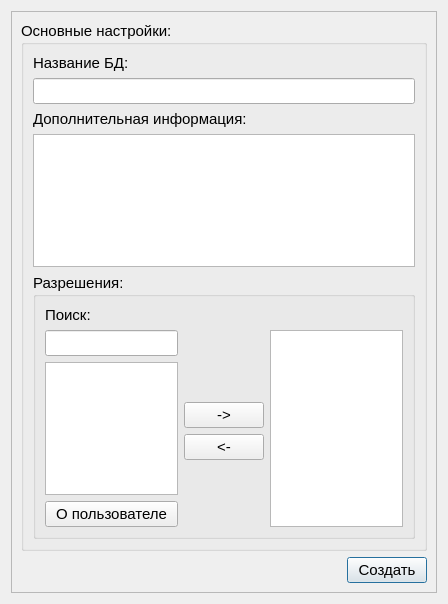
skripach2111/Kursovoy, file adddb_dialog.ui: the form before one commit.
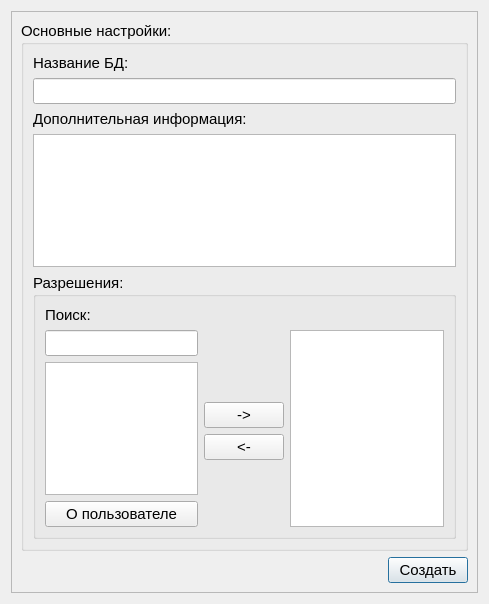
The form after the commit.

The edit to the form file:
```diff
--- a/adddb_dialog.ui
+++ b/adddb_dialog.ui
@@ -6,7 +6,7 @@
    <rect>
     <x>0</x>
     <y>0</y>
-    <width>448</width>
+    <width>489</width>
     <height>604</height>
    </rect>
   </property>
@@ -24,8 +24,8 @@
        <rect>
         <x>0</x>
         <y>0</y>
-        <width>432</width>
-        <height>588</height>
+        <width>469</width>
+        <height>584</height>
        </rect>
       </property>
       <layout class="QGridLayout" name="gridLayout_2">
```
